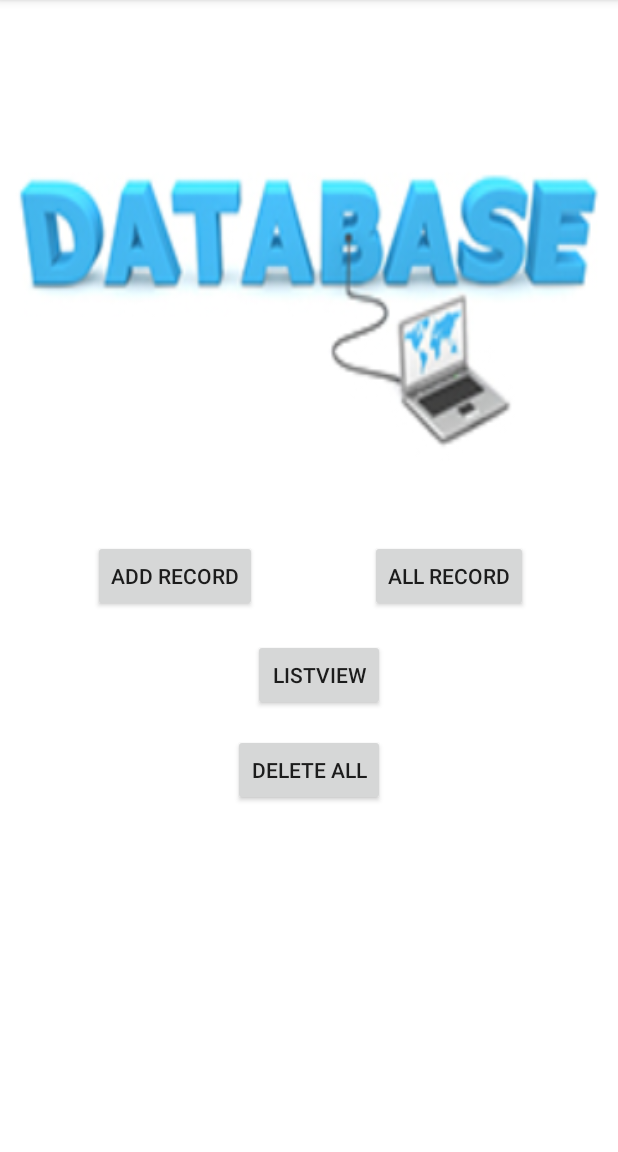
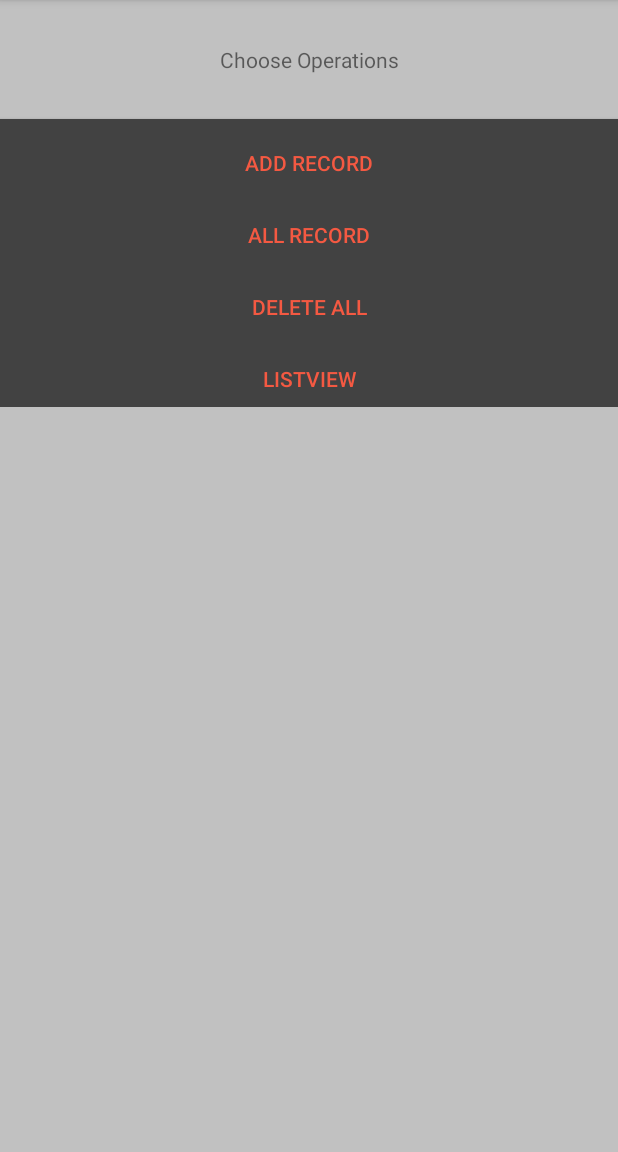
Before and after one commit to patelkirtann/phoneBook, an Android app: the screen it shows after launch (MainActivity), on a phone screen of 412 x 824 dp, the part 84-1236 px from its top. Run offline under Robolectric (Android 15) with nearby library versions, the phone set to English and light mode, and no system bars.

Commit message:
scrollview and color

```diff
--- a/app/src/main/res/layout/activity_all_record.xml
+++ b/app/src/main/res/layout/activity_all_record.xml
@@ -4,10 +4,7 @@
     android:id="@+id/activity_all_record"
     android:layout_width="match_parent"
     android:layout_height="match_parent"
-    android:paddingBottom="@dimen/activity_vertical_margin"
-    android:paddingLeft="@dimen/activity_horizontal_margin"
-    android:paddingRight="@dimen/activity_horizontal_margin"
-    android:paddingTop="@dimen/activity_vertical_margin"
+    android:background="@color/gray_background"
     tools:context="com.example.kt_ki.dbpractice.AllRecord">
 
 
--- a/app/src/main/res/layout/activity_main.xml
+++ b/app/src/main/res/layout/activity_main.xml
@@ -1,58 +1,74 @@
 <?xml version="1.0" encoding="utf-8"?>
-<RelativeLayout xmlns:android="http://schemas.android.com/apk/res/android"
+<ScrollView xmlns:android="http://schemas.android.com/apk/res/android"
     xmlns:tools="http://schemas.android.com/tools"
     android:id="@+id/activity_main"
-    android:background="@drawable/db"
     android:layout_width="match_parent"
     android:layout_height="match_parent"
-    android:paddingBottom="@dimen/activity_vertical_margin"
-    android:paddingLeft="@dimen/activity_horizontal_margin"
-    android:paddingRight="@dimen/activity_horizontal_margin"
-    android:paddingTop="@dimen/activity_vertical_margin"
+    android:background="@color/gray_background"
     tools:context="com.example.kt_ki.dbpractice.MainActivity">
 
+    <RelativeLayout
+        android:layout_width="match_parent"
+        android:layout_height="wrap_content">
+
+        <RelativeLayout
+            android:id="@+id/heading"
+            android:layout_width="match_parent"
+            android:layout_height="wrap_content"
+            android:padding="30dp">
+
+            <TextView
+                android:id="@+id/tv_heading"
+                android:layout_width="match_parent"
+                android:layout_height="match_parent"
+                android:text="@string/choose_operations"
+                android:textAlignment="center" />
+        </RelativeLayout>
 
         <Button
+            android:id="@+id/add_record"
+            android:layout_below="@+id/heading"
+            android:layout_width="match_parent"
+            android:layout_height="wrap_content"
+            android:layout_centerHorizontal="true"
+            android:background="@color/cardview_dark_background"
+            android:paddingTop="10dp"
             android:text="@string/add_record"
-        android:layout_width="wrap_content"
+            android:textColor="@color/colorAccent" />
+
+        <Button
+            android:id="@+id/all_record"
+            android:layout_width="match_parent"
             android:layout_height="wrap_content"
-        android:layout_centerVertical="true"
-        android:layout_alignParentLeft="true"
-        android:layout_alignParentStart="true"
-        android:layout_marginLeft="46dp"
-        android:layout_marginStart="46dp"
-        android:id="@+id/add_record"
+            android:layout_below="@+id/add_record"
+            android:layout_centerHorizontal="true"
+            android:background="@color/cardview_dark_background"
+            android:paddingTop="10dp"
+            android:text="@string/all_record"
+            android:textColor="@color/colorAccent"
             tools:ignore="RelativeOverlap" />
 
         <Button
-        android:text="@string/all_record"
-        android:layout_width="wrap_content"
+            android:id="@+id/delete"
+            android:layout_width="match_parent"
             android:layout_height="wrap_content"
-        android:layout_alignBottom="@+id/add_record"
-        android:layout_alignParentRight="true"
-        android:layout_alignParentEnd="true"
-        android:layout_marginRight="44dp"
-        android:layout_marginEnd="44dp"
-        android:id="@+id/all_record"
-        tools:ignore="RelativeOverlap" />
+            android:layout_below="@+id/all_record"
+            android:layout_centerHorizontal="true"
+            android:background="@color/cardview_dark_background"
+            android:paddingTop="10dp"
+            android:text="@string/delete_all"
+            android:textColor="@color/colorAccent" />
 
         <Button
-        android:text="@string/delete_all"
-        android:layout_width="wrap_content"
+            android:id="@+id/list_names"
+            android:layout_width="match_parent"
             android:layout_height="wrap_content"
-        android:layout_below="@+id/add_record"
+            android:layout_below="@+id/delete"
             android:layout_centerHorizontal="true"
-        android:layout_marginTop="81dp"
-        android:id="@+id/delete" />
+            android:background="@color/cardview_dark_background"
+            android:paddingTop="10dp"
+            android:text="ListView"
+            android:textColor="@color/colorAccent" />
+    </RelativeLayout>
 
-    <Button
-        android:text="ListView"
-        android:layout_width="wrap_content"
-        android:layout_height="wrap_content"
-        android:layout_below="@+id/add_record"
-        android:layout_alignRight="@+id/delete"
-        android:layout_alignEnd="@+id/delete"
-        android:layout_marginTop="18dp"
-        android:id="@+id/list_names" />
-
-</RelativeLayout>
+</ScrollView>
--- a/app/src/main/res/layout/list_child.xml
+++ b/app/src/main/res/layout/list_child.xml
@@ -9,10 +9,11 @@
         android:id="@+id/tv_id"
         android:layout_width="match_parent"
         android:layout_height="wrap_content"
-        android:background="#1e2e49"
+        android:background="#8f9193"
         android:orientation="vertical"
         android:padding="7dp"
-        android:textAlignment="center"
+        android:textIsSelectable="true"
+        android:textAlignment="gravity"
         android:textColor="#ffffff" />
 </ScrollView>
 
--- a/app/src/main/res/layout/list_head.xml
+++ b/app/src/main/res/layout/list_head.xml
@@ -10,6 +10,4 @@
     android:padding="20dp"
     android:textStyle="italic">
     <!--android:background="#121b2b"-->
-
-
 </TextView>
--- a/app/src/main/res/values/colors.xml
+++ b/app/src/main/res/values/colors.xml
@@ -3,4 +3,5 @@
     <color name="colorPrimary">#f48942</color>
     <color name="colorPrimaryDark">#f47d42</color>
     <color name="colorAccent">#f45942</color>
+    <color name="gray_background">#c1c1c1</color>
 </resources>
--- a/app/src/main/res/values/strings.xml
+++ b/app/src/main/res/values/strings.xml
@@ -22,4 +22,5 @@
     <string name="action_settings">Settings</string>
     <string name="delete_all">Delete All</string>
     <string name="info_max_300">Info(Max. 300)</string>
+    <string name="choose_operations">Choose Operations</string>
 </resources>
--- a/build.gradle
+++ b/build.gradle
@@ -5,7 +5,7 @@ buildscript {
         jcenter()
     }
     dependencies {
-        classpath 'com.android.tools.build:gradle:2.2.3'
+        classpath 'com.android.tools.build:gradle:2.3.0'
 
         // NOTE: Do not place your application dependencies here; they belong
         // in the individual module build.gradle files
```
Also changed, not shown: app/src/main/res/layout/activity_add.xml (+70 -64 lines), gradle/wrapper/gradle-wrapper.properties. Lines whose indentation alone changed are shown as unchanged.
